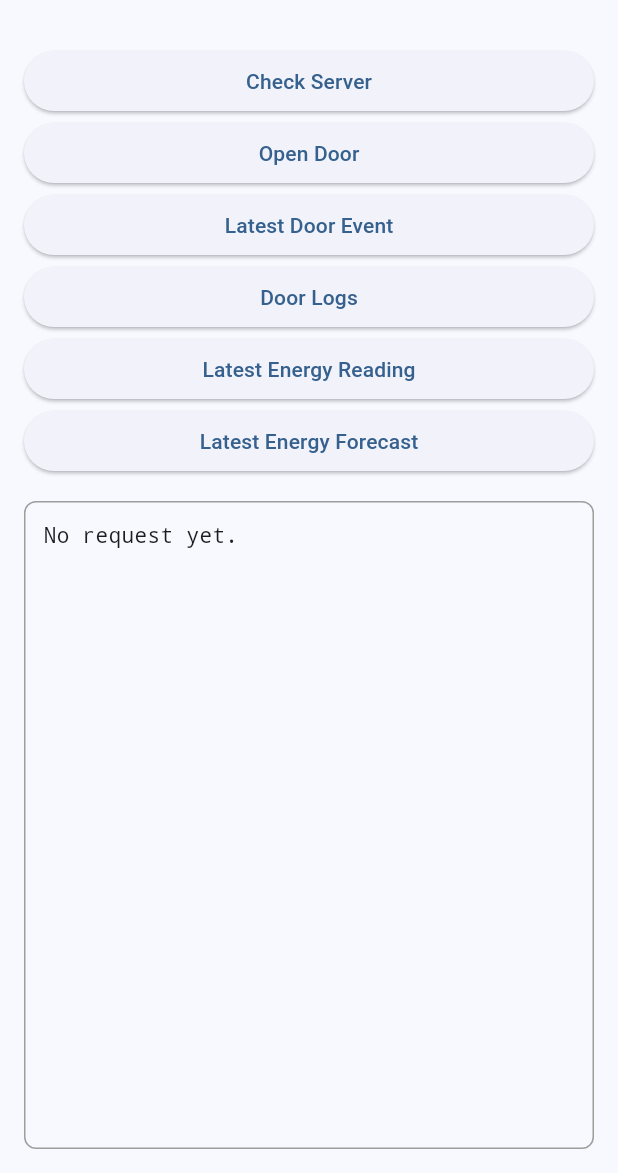
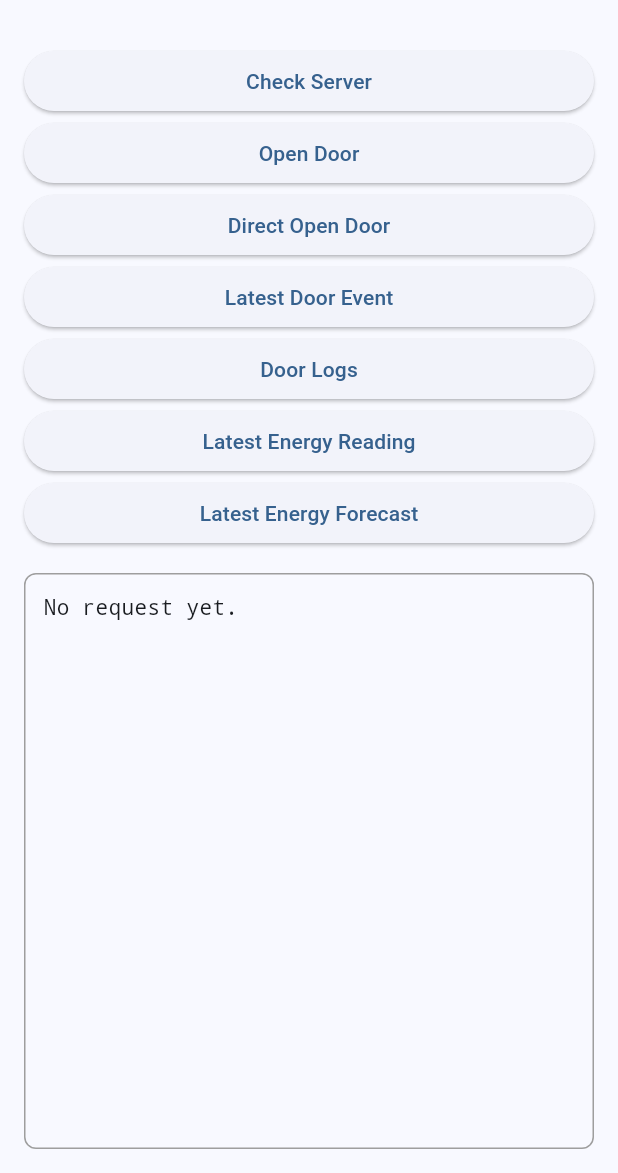
Before and after one commit to AbdellahGitApps/SmartHomeRepo, a Flutter app: the screen it shows after launch, on a phone screen of 412 x 824 dp, the part 63-1236 px from its top. Run offline on Flutter 3.47's test engine with Material 3 defaults, Android fonts, the phone set to English and light mode, and no system bars.

Commit message:
Add direct ESP32 door open service
التعديلات: إضافة رابط جهاز الباب، إضافة خدمة اتصال مباشر بجهاز الباب عبر الشبكة المحلية، وإضافة زر فتح مباشر من التطبيق إلى الجهاز دون المرور بالخادم.

```diff
--- a/APP/lib/config/app_config.dart
+++ b/APP/lib/config/app_config.dart
@@ -1,11 +1,13 @@
 class AppConfig {
-  // Change this later to the laptop/server IP on the local network.
-  // Example: http://192.168.1.10:8000
+  // FastAPI server URL.
   static const String baseUrl = 'http://127.0.0.1:8000';
 
-  // ESP32-CAM live stream URL, to be changed later when the real camera IP is known.
-  // Example: http://192.168.1.55:81/stream
+  // ESP32-CAM live stream URL.
   static const String cameraStreamUrl = 'http://192.168.1.55:81/stream';
+
+  // ESP32 direct control URL.
+  // غيّره لاحقًا إلى IP الحقيقي للـ ESP32.
+  static const String esp32BaseUrl = 'http://192.168.1.55';
 
   static const Duration requestTimeout = Duration(seconds: 10);
 }
--- a/APP/lib/screens/admin_home_screen.dart
+++ b/APP/lib/screens/admin_home_screen.dart
@@ -6,6 +6,7 @@ import '../models/door_event.dart';
 import '../models/energy_forecast.dart';
 import '../models/energy_reading.dart';
 import '../services/api_service.dart';
+import '../services/direct_device_service.dart';
 
 class AdminHomeScreen extends StatefulWidget {
   const AdminHomeScreen({super.key});
@@ -16,6 +17,7 @@ class AdminHomeScreen extends StatefulWidget {
 
 class _AdminHomeScreenState extends State<AdminHomeScreen> {
   final ApiService _apiService = ApiService();
+  final DirectDeviceService _directDeviceService = DirectDeviceService();
 
   bool _isLoading = false;
   String _result = 'No request yet.';
@@ -109,6 +111,10 @@ class _AdminHomeScreenState extends State<AdminHomeScreen> {
               onPressed: _apiService.openDoor,
             ),
             _buildActionButton(
+            label: 'Direct Open Door',
+              onPressed: _directDeviceService.directOpenDoor,
+            ),
+            _buildActionButton(
               label: 'Latest Door Event',
               onPressed: _apiService.getLatestDoorEvent,
             ),
```
Also changed, not shown: APP/lib/services/direct_device_service.dart (added, +52 -0 lines).
